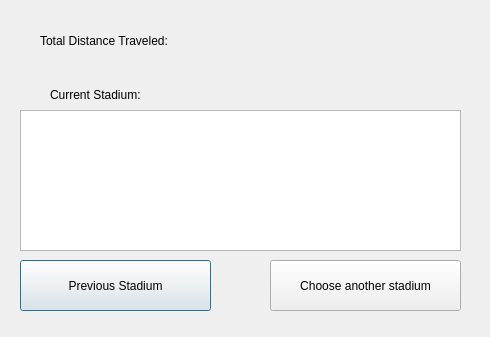
Before: the Qt Designer form shortcustomtrip.ui in Ling2251/CS1D-Project-2-Baseball-Project, drawn with Qt 5.
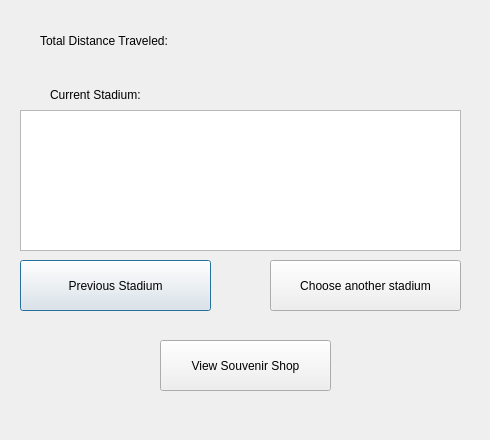
After: the same form once the commit is applied.

Commit message: made souvenir buttonfor peijun

The edit to the form file:
```diff
--- a/shortcustomtrip.ui
+++ b/shortcustomtrip.ui
@@ -7,7 +7,7 @@
     <x>0</x>
     <y>0</y>
     <width>490</width>
-    <height>337</height>
+    <height>440</height>
    </rect>
   </property>
   <property name="windowTitle">
@@ -75,6 +75,19 @@
     <string>Choose another stadium</string>
    </property>
   </widget>
+  <widget class="QPushButton" name="pushButton_3">
+   <property name="geometry">
+    <rect>
+     <x>160</x>
+     <y>340</y>
+     <width>171</width>
+     <height>51</height>
+    </rect>
+   </property>
+   <property name="text">
+    <string>View Souvenir Shop</string>
+   </property>
+  </widget>
  </widget>
  <resources/>
  <connections/>
```
The commit also changes 4 other files.
